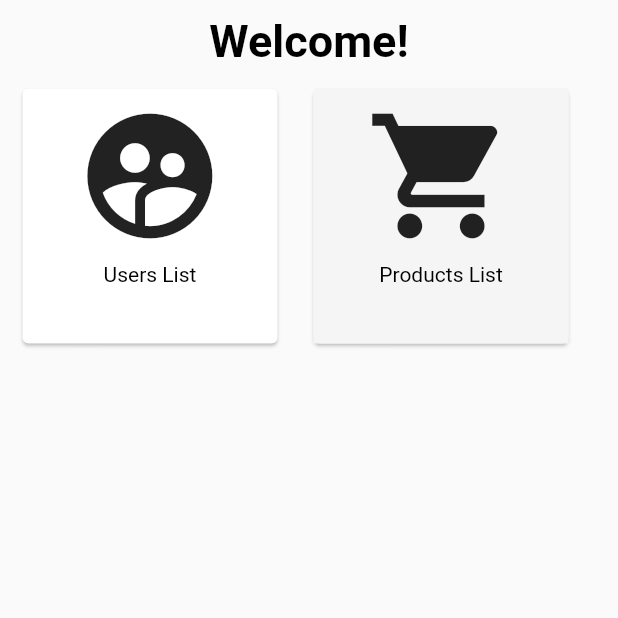
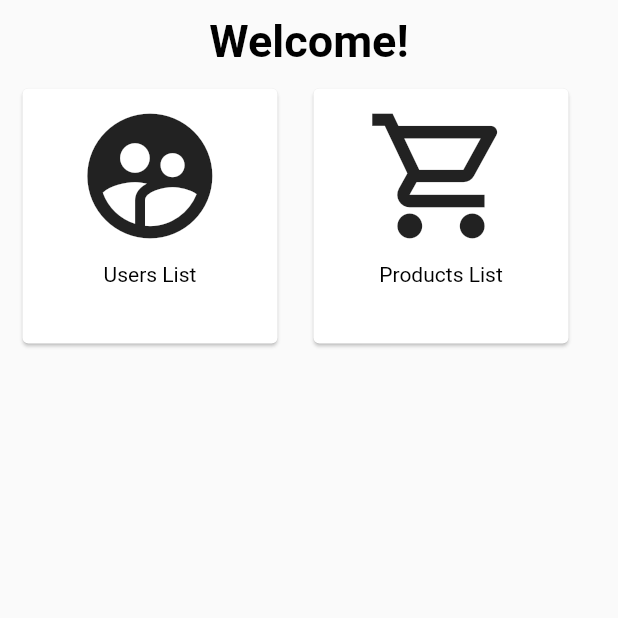
Before and after one commit to mariamyusra21/auction_fire, a Flutter app: the DashboardScreen screen opened directly, on a phone screen of 412 x 824 dp, the top half of it. Run offline on Flutter 3.47's test engine with Material 2 defaults, Android fonts, the phone set to English and light mode, and no system bars; our stand-ins replace cloud_firestore, file_picker, firebase_auth, firebase_core, firebase_storage, fluttertoast and 5 more; missing offline and left inert: flutter_admin_scaffold, wc_form_validators; accounts and stored records are empty.

Commit message:
Added some minor changes

```diff
--- a/lib/screens/admin_screens/dashboard_screen.dart
+++ b/lib/screens/admin_screens/dashboard_screen.dart
@@ -74,11 +74,10 @@ class _DashboardScreenState extends State<DashboardScreen> {
                         child: Container(
                           height: 170,
                           width: 170,
-                          color: Colors.grey[100],
                           child: Column(
                             children: [
                               IconButton(
-                                icon: Icon(Icons.shopping_cart),
+                                icon: Icon(Icons.shopping_cart_outlined),
                                 iconSize: 100,
                                 onPressed: () {
                                   Navigator.push(
--- a/lib/screens/admin_screens/users_list.dart
+++ b/lib/screens/admin_screens/users_list.dart
@@ -19,7 +19,9 @@ class _UserListScreenState extends State<UserListScreen> {
   Future getUsersList() async {
     final uid = auth.currentUser!.uid;
     var data =
-        await referenceUsers.orderBy('username', descending: false).get();
+        await referenceUsers
+        // .orderBy('username', descending: false)
+        .get();
 
     setState(() {
       usersList = List.from(data.docs.map((doc) => UserData.fromSnapshot(doc)));
```
Also changed, not shown: lib/screens/admin_screens/product_list.dart (+18 -11 lines), lib/screens/user_main_func/add_product_screen.dart (+6 -3 lines).
